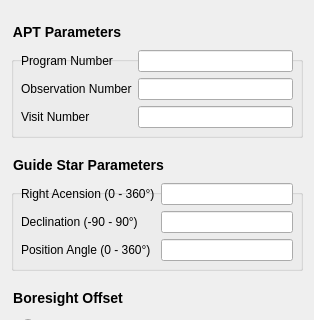
This is fgs-commissioning/jwst_magic/segment_guiding/segmentGuidingDialog.ui in spacetelescope/jwst_magic as Qt 5 draws it before an edit; both pictures show x 0 to 314 and y 0 to 320 of the 314 by 758 pixel window. The edited form follows.
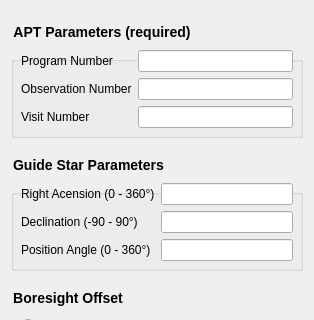
This is the edited form.

```diff
--- a/fgs-commissioning/jwst_magic/segment_guiding/segmentGuidingDialog.ui
+++ b/fgs-commissioning/jwst_magic/segment_guiding/segmentGuidingDialog.ui
@@ -36,7 +36,7 @@
       <string notr="true">QGroupBox { font-size: 14px; font-weight: bold; margin-top: 16px } QGroupBox::title { top: -16px }</string>
      </property>
      <property name="title">
-      <string>APT Parameters</string>
+      <string>APT Parameters (required)</string>
      </property>
      <layout class="QGridLayout" name="gridLayout">
       <item row="0" column="0">
```
